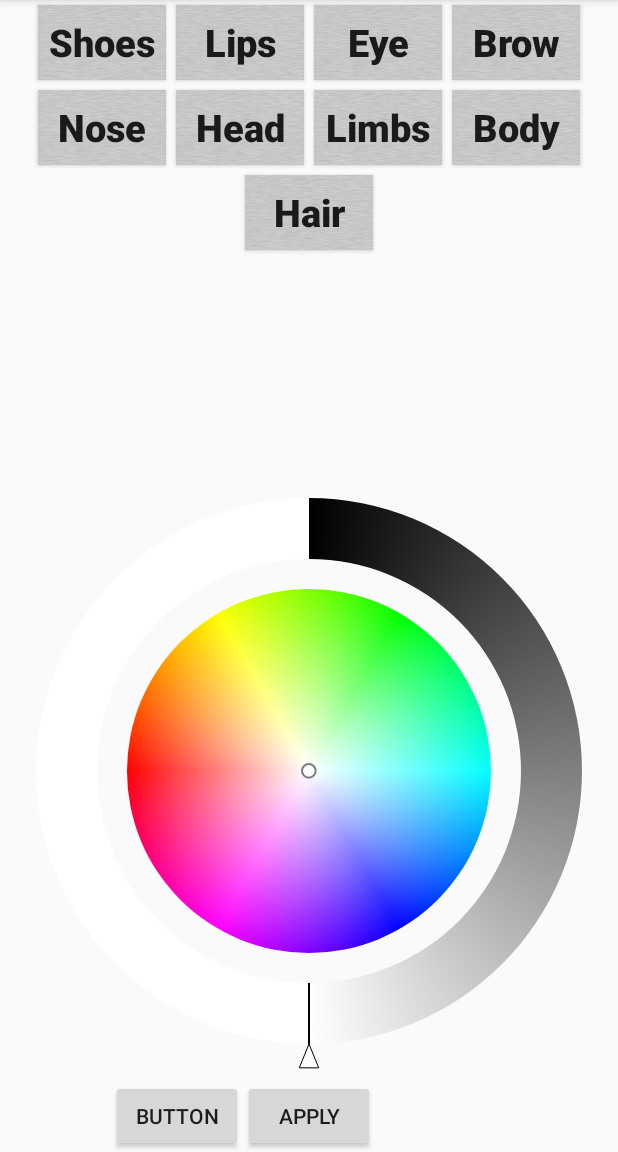
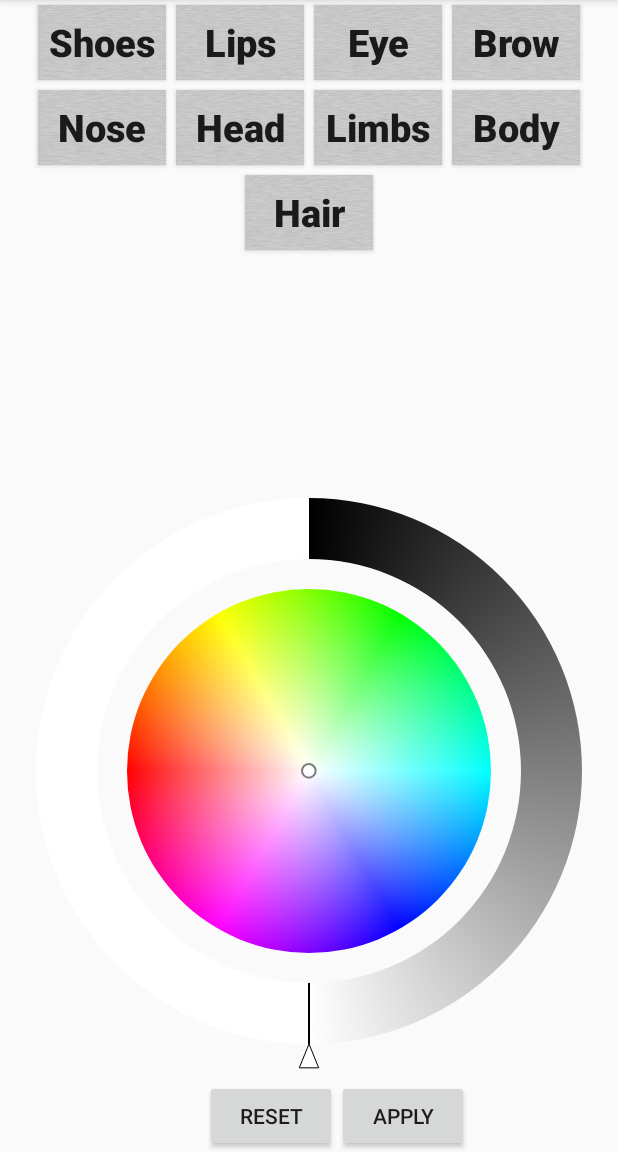
Before and after one commit to BekaGitHub/StickApp, an Android app: the screen it shows after launch (MainActivity), on a phone screen of 412 x 824 dp, the part 84-1236 px from its top. Run offline under Robolectric (Android 15) with nearby library versions, the phone set to English and light mode, and no system bars.

Commit message:
resetButton

```diff
--- a/app/src/main/java/app/dfki/de/stickapp/fragments/ColorFragment.java
+++ b/app/src/main/java/app/dfki/de/stickapp/fragments/ColorFragment.java
@@ -22,7 +22,7 @@ public class ColorFragment extends Fragment implements View.OnClickListener{
 
     private ColorPicker colorPicker;
     private Button applyButton;
-    CommandSender sender;
+    private Button resetButton;
 
     ToggleButton buttonShoes;
     ToggleButton buttonLips;
@@ -46,6 +46,7 @@ public class ColorFragment extends Fragment implements View.OnClickListener{
         View view = inflater.inflate(R.layout.fragment_color, container, false);
         colorPicker = (ColorPicker) view.findViewById(R.id.fragmentColorPicker);
         applyButton = (Button) view.findViewById(R.id.fragmentColorAppyButton);
+        resetButton = (Button) view.findViewById(R.id.buttonReset);
 
         //control stuff
          buttonShoes = (ToggleButton) view.findViewById(R.id.toggleButtonShoes);
@@ -92,6 +93,13 @@ public class ColorFragment extends Fragment implements View.OnClickListener{
             }
         });
 
+        resetButton.setOnClickListener(new View.OnClickListener() {
+            @Override
+            public void onClick(View v) {
+                sendCommand("Reset");
+            }
+        });
+
         return view;
     }
 
--- a/app/src/main/res/layout/fragment_color.xml
+++ b/app/src/main/res/layout/fragment_color.xml
@@ -5,15 +5,6 @@
     android:layout_height="match_parent"
     tools:context="app.dfki.de.stickapp.fragments.ColorFragment"
     android:id="@+id/framelayout">
-
-    <Button
-        android:id="@+id/fragmentColorAppyButton"
-        android:text="@string/apply"
-        android:layout_width="wrap_content"
-        android:layout_height="wrap_content"
-        android:layout_gravity="bottom|center_horizontal"
-        android:layout_alignParentBottom="true"
-        android:layout_centerHorizontal="true" />
 
     <app.dfki.de.stickapp.colorpicker.ColorPicker
         android:id="@+id/fragmentColorPicker"
@@ -146,13 +137,25 @@
     </LinearLayout>
 
     <Button
-        android:text="Button"
+        android:id="@+id/fragmentColorAppyButton"
+        android:text="@string/apply"
         android:layout_width="wrap_content"
         android:layout_height="wrap_content"
+        android:layout_gravity="bottom|center_horizontal"
+        android:layout_marginRight="99dp"
+        android:layout_marginEnd="99dp"
+        android:layout_alignParentBottom="true"
+        android:layout_alignParentRight="true"
+        android:layout_alignParentEnd="true" />
+
+    <Button
+        android:text="Reset"
+        android:layout_width="wrap_content"
+        android:layout_height="wrap_content"
+        android:id="@+id/buttonReset"
         android:layout_alignParentBottom="true"
         android:layout_toLeftOf="@+id/fragmentColorAppyButton"
-        android:layout_toStartOf="@+id/fragmentColorAppyButton"
-        android:id="@+id/button" />
+        android:layout_toStartOf="@+id/fragmentColorAppyButton" />
 
 
 </RelativeLayout>
```
